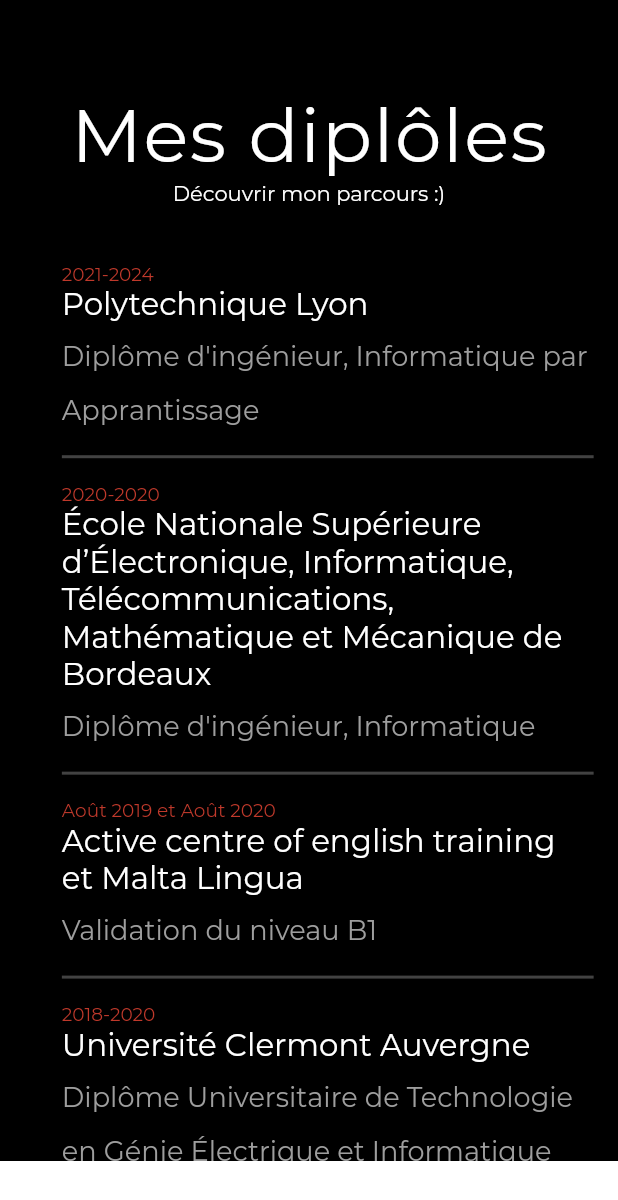
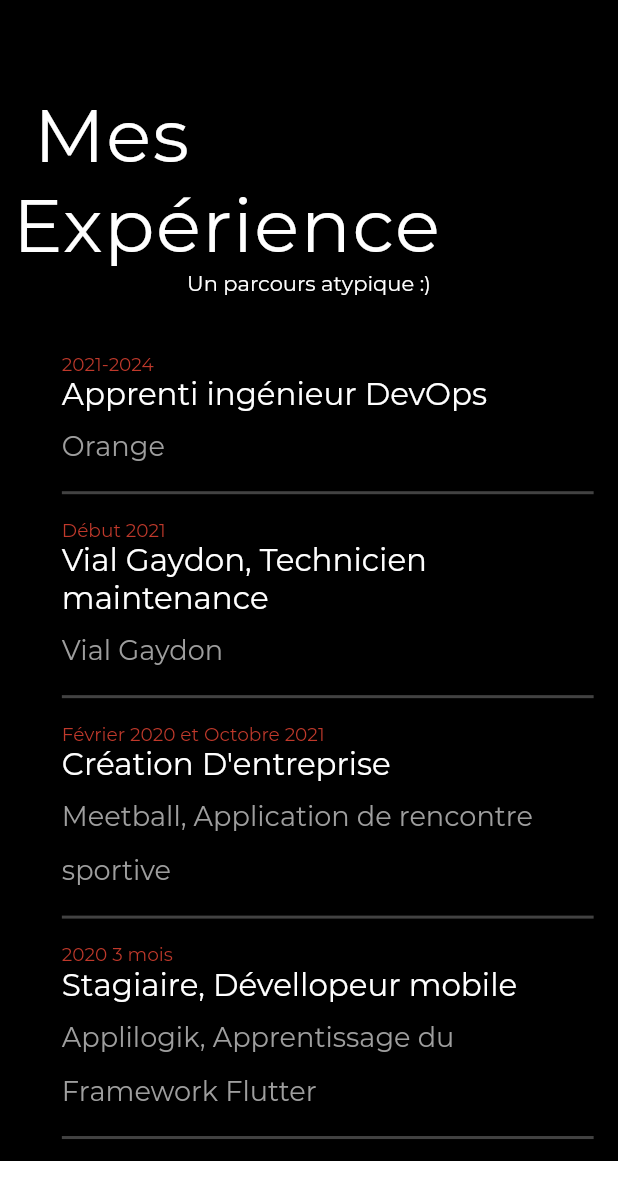
Before and after one commit to celestindeal/cv, a Flutter app: the ExperianceDesktop widget shown alone on an empty page, opened directly, on a phone screen of 412 x 824 dp. Shown: the top 1200 px of the screen. Run offline on Flutter 3.47's test engine with Material 2 defaults, Android fonts, the phone set to English and light mode, and no system bars; our stand-ins replace animated_text_kit, carousel_slider, flip_card, google_fonts, responsive_builder, shared_preferences and 1 more; missing offline and left inert: universal_html; accounts and stored records are empty; network calls fail; statements that could not run were skipped.

Commit message:
on arrêt les conneriesss

```diff
--- a/lib/constants.dart
+++ b/lib/constants.dart
@@ -133,7 +133,7 @@
   "(+33) 6 13 29 97 69",
   "celestindeal42@gmail.com"
 ];
-
+// Page diplome
 final diplome_anne = [
   "2021-2024",
   "2020-2020",
@@ -157,3 +157,29 @@
   "Diplôme Universitaire de Technologie en Génie Électrique et Informatique Industrielle",
   "Baccalauréat Professionnel Électrotechnique Énergie Équipements Communicants (Mention Très Bien) ",
 ];
+
+// page experience
+
+final experience_anne = [
+  "2021-2024",
+  "Début 2021",
+  "Février 2020 et Octobre 2021",
+  "2020 3 mois",
+  "2017-2018"
+];
+
+final experience_ecole = [
+  "Apprenti ingénieur DevOps",
+  "Vial Gaydon, Technicien maintenance",
+  "Création D'entreprise",
+  "Stagiaire, Dévellopeur mobile",
+  "Apprenti Électrotechnicien",
+];
+
+final experience_nom = [
+  "Orange",
+  "Vial Gaydon",
+  "Meetball, Application de rencontre sportive",
+  "Applilogik, Apprentissage du Framework Flutter",
+  "Jeannet Débit, Installation et maintenance des robots de traite delaval et repousse fourrage.",
+];
--- a/lib/sections/Experiance/FormationDesktop.dart
+++ b/lib/sections/Experiance/FormationDesktop.dart
@@ -22,8 +22,8 @@
       color: _themeProvider.lightTheme ? Colors.white : Colors.black,
       child: Column(
         children: [
-          CustomSectionHeading(text: "\n Mes diplôles "),
-          CustomSectionSubHeading(text: "Découvrir mon parcours :)"),
+          CustomSectionHeading(text: "\n Mes Expérience "),
+          CustomSectionSubHeading(text: "Un parcours atypique :)"),
           SizedBox(height: 30.0),
           Expanded(
             flex: width < 1230 ? 2 : 1,
@@ -37,12 +37,12 @@
                       crossAxisAlignment: CrossAxisAlignment.start,
                       children: [
                         AdaptiveText(
-                          diplome_anne[index],
+                          experience_anne[index],
                           style: GoogleFonts.montserrat(
                               color: kPrimaryColor, fontSize: height * 0.015),
                         ),
                         AdaptiveText(
-                          diplome_ecole[index],
+                          experience_ecole[index],
                           style: GoogleFonts.montserrat(
                             fontSize: height * 0.025,
                             fontWeight: FontWeight.w400,
@@ -52,7 +52,7 @@
                           ),
                         ),
                         AdaptiveText(
-                          diplome_nom[index],
+                          experience_nom[index],
                           style: GoogleFonts.montserrat(
                             fontSize: height * 0.022,
                             color: Colors.grey[500],
--- a/lib/sections/Experiance/FormationMobile.dart
+++ b/lib/sections/Experiance/FormationMobile.dart
@@ -22,8 +22,8 @@
       color: _themeProvider.lightTheme ? Colors.white : Colors.black,
       child: Column(
         children: [
-          CustomSectionHeading(text: "\n Mes diplôles "),
-          CustomSectionSubHeading(text: "Découvrir mon parcours :)"),
+          CustomSectionHeading(text: "\n Mes Expérience "),
+          CustomSectionSubHeading(text: "Un parcours atypique :)"),
           SizedBox(height: 30.0),
           Expanded(
             child: Container(
@@ -37,12 +37,12 @@
                       crossAxisAlignment: CrossAxisAlignment.start,
                       children: [
                         AdaptiveText(
-                          diplome_anne[index],
+                          experience_anne[index],
                           style: GoogleFonts.montserrat(
                               color: kPrimaryColor, fontSize: height * 0.015),
                         ),
                         AdaptiveText(
-                          diplome_ecole[index],
+                          experience_ecole[index],
                           style: GoogleFonts.montserrat(
                             fontSize: height * 0.02,
                             fontWeight: FontWeight.w400,
@@ -52,7 +52,7 @@
                           ),
                         ),
                         AdaptiveText(
-                          diplome_nom[index],
+                          experience_nom[index],
                           style: GoogleFonts.montserrat(
                             fontSize: height * 0.016,
                             color: Colors.grey[500],
--- a/lib/sections/about/desktopAbout.dart
+++ b/lib/sections/about/desktopAbout.dart
@@ -16,9 +16,9 @@
 
     return Container(
       height: height - 50,
-      padding: EdgeInsets.symmetric(
-        horizontal: width * 0.02,
-      ),
+      // padding: EdgeInsets.symmetric(
+      //   horizontal: width * 0.02,
+      // ),
       color: _themeProvider.lightTheme ? Colors.white : Colors.black,
       child: Column(
         children: [
--- a/lib/sections/portfolio/portfolioDesktop.dart
+++ b/lib/sections/portfolio/portfolioDesktop.dart
@@ -23,7 +23,7 @@
     double width = MediaQuery.of(context).size.width;
 
     return Container(
-      height: height,
+      height: height - 50,
       padding: EdgeInsets.symmetric(
           horizontal: width * 0.02, vertical: height * 0.02),
       child: Column(
--- a/lib/sections/portfolio/portfolioMobile.dart
+++ b/lib/sections/portfolio/portfolioMobile.dart
@@ -10,6 +10,7 @@
     double height = MediaQuery.of(context).size.height;
     double width = MediaQuery.of(context).size.width;
     return Container(
+      height: height * 0.9,
       child: Column(
         children: [
           CustomSectionHeading(text: "\nPortfolio"),
```
Also changed, not shown: lib/sections/mainSection.dart (+6 -6 lines).
